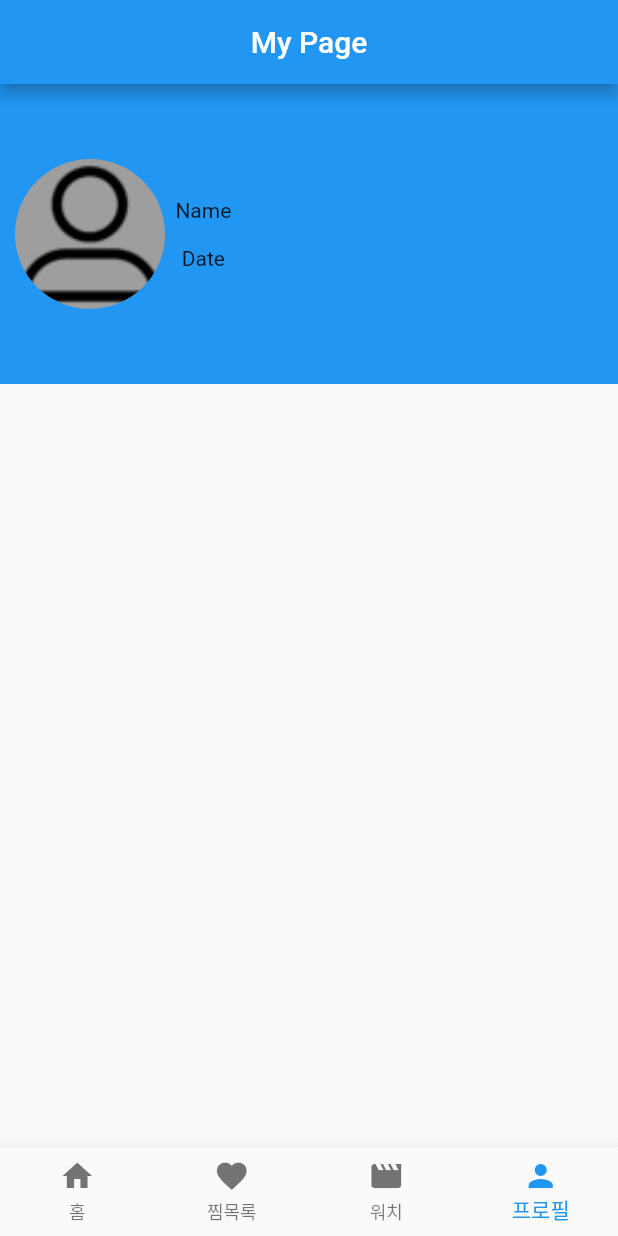
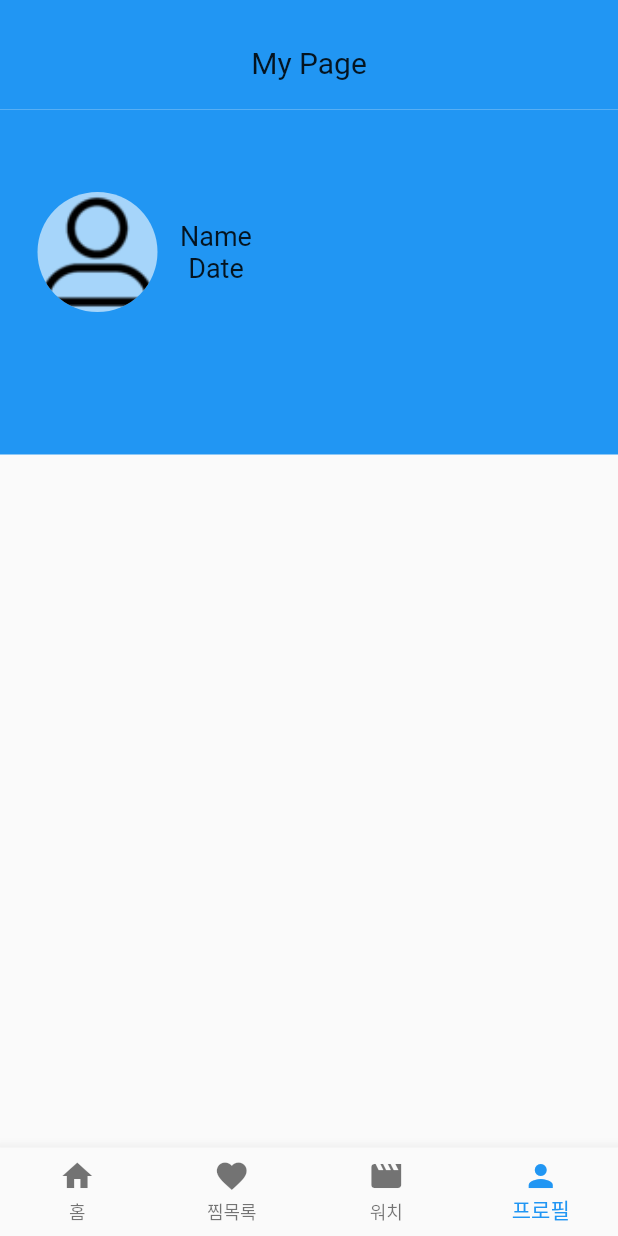
Before and after one commit to awdasczv/newitem_alarm, a Flutter app: the screen it shows after launch, item 4 of the bottom bar chosen, on a phone screen of 412 x 824 dp. Run offline on Flutter 3.47's test engine with Material 2 defaults, Android fonts, the light colour scheme and no system bars.

Commit message:
2021-09-11 update profile

```diff
--- a/lib/ProfilePages/ProfileHome.dart
+++ b/lib/ProfilePages/ProfileHome.dart
@@ -9,31 +9,48 @@
   @override
   Widget build(BuildContext context) {
     return Scaffold(
-        appBar: AppBar(
+        /*appBar: AppBar(
           centerTitle: true,
           titleSpacing: 0.0,
           title: Text("My Page"),
-        ),
+        ),*/
         body: Column(
             crossAxisAlignment: CrossAxisAlignment.start,
             children: <Widget>[
               Container(
+                padding: EdgeInsets.fromLTRB(0, 30, 0, 20),
+                color: Colors.blue,
+                child: Center(
+                  child: Text("My Page",
+                    style: TextStyle(fontSize: 20),
+                    //textAlign: TextAlign.center,
+                  ),
+                )
+              ),
+              Container(
                   color: Colors.blue,
-                  padding: EdgeInsets.only(left: 10, right: 10, top: 50, bottom: 50),
+                  padding: EdgeInsets.only(left: 10, right: 10, top: 40, bottom: 80),
                   child: Row(
                     mainAxisAlignment: MainAxisAlignment.start,
                     children: [
-                      CircleAvatar(
-                        radius: 50,
-                        backgroundColor: Colors.grey,
-                        backgroundImage: AssetImage('assets/images/profile3.png'),
+                      Container(
+                        color: Colors.blue,
+                        padding: EdgeInsets.all(15),
+                        child: CircleAvatar(
+                          radius: 40,
+                          backgroundColor: Colors.white60,
+                          backgroundImage: AssetImage('assets/images/profile3.png'),
+                        ),
                       ),
                       Column(
                         mainAxisAlignment: MainAxisAlignment.start,
                         children: [
-                          Text("  Name"),
-                          Text(" "),
-                          Text("  Date")
+                          Text("Name",
+                              style: TextStyle(fontSize: 18),
+                              textAlign: TextAlign.left),
+                          Text("Date",
+                              style: TextStyle(fontSize: 18),
+                              textAlign: TextAlign.left)
                         ],
                       )
 
```
